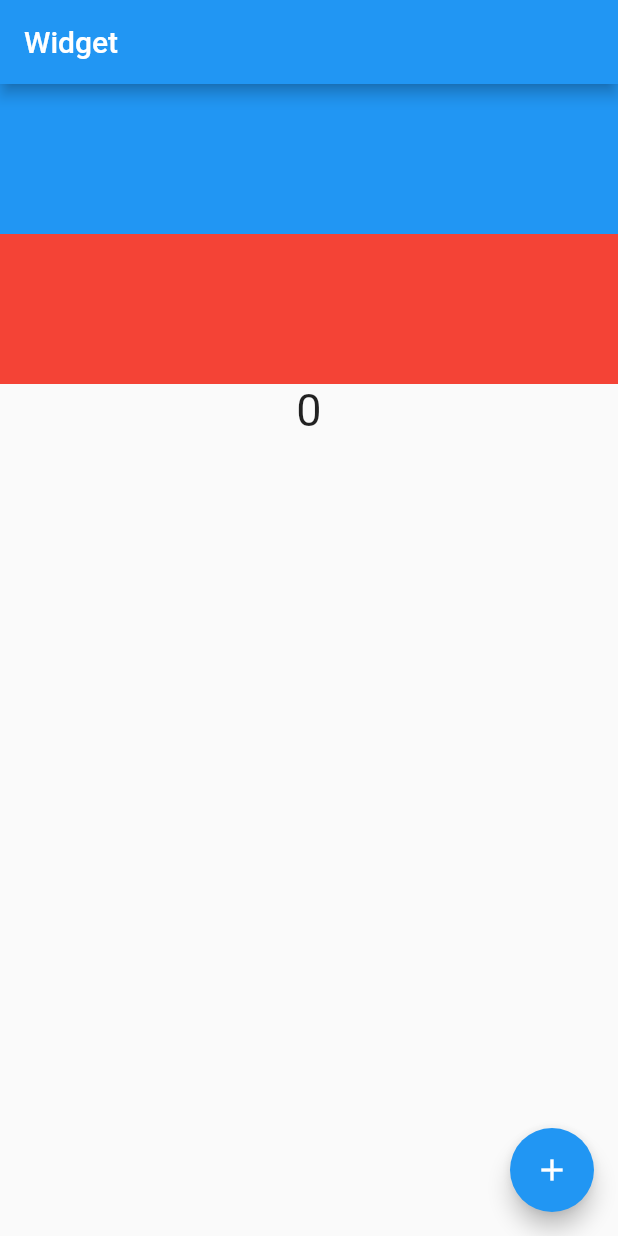
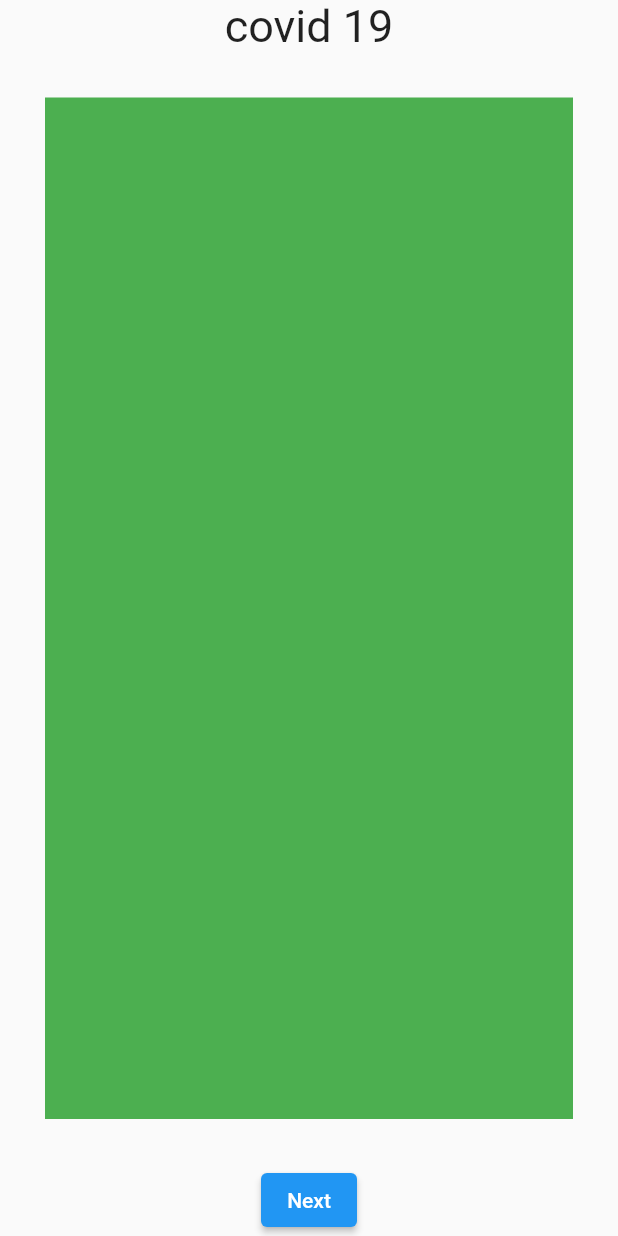
Before and after one commit to muhriddinbek-off/bottom_navigator_bar_widget, a Flutter app: the screen it shows after launch, on a phone screen of 412 x 824 dp. Run offline on Flutter 3.47's test engine with Material 2 defaults, Android fonts, the phone set to English and light mode, and no system bars.

Commit message:
page view builder

```diff
--- a/lib/main.dart
+++ b/lib/main.dart
@@ -1,5 +1,6 @@
 import 'package:flutter/material.dart';
 import 'package:myapp/provider/model.dart';
+import 'package:myapp/ui/page_view.dart';
 import 'ui/home_screen.dart';
 import 'package:provider/provider.dart';
 
@@ -19,7 +20,7 @@ class MyApp extends StatelessWidget {
   Widget build(BuildContext context) {
     return const MaterialApp(
       debugShowCheckedModeBanner: false,
-      home: HomeScreen(),
+      home: PageViewScreen(),
     );
   }
 }
--- a/lib/provider/model.dart
+++ b/lib/provider/model.dart
@@ -6,4 +6,9 @@ class ProviderModel extends ChangeNotifier {
     count++;
     notifyListeners();
   }
+
+  decrement() {
+    count--;
+    notifyListeners();
+  }
 }
--- a/lib/ui/home_screen.dart
+++ b/lib/ui/home_screen.dart
@@ -3,19 +3,13 @@ import 'package:myapp/provider/model.dart';
 import 'package:myapp/ui/second_screen.dart';
 import 'package:provider/provider.dart';
 
-class HomeScreen extends StatefulWidget {
+class HomeScreen extends StatelessWidget {
   const HomeScreen({super.key});
-
-  @override
-  State<HomeScreen> createState() => _HomeScreenState();
-}
-
-class _HomeScreenState extends State<HomeScreen> {
   @override
   Widget build(BuildContext context) {
-    final data = Provider.of<ProviderModel>(context);
+    int a = 1;
     return Scaffold(
-      appBar: AppBar(title: Text('Widget')),
+      appBar: AppBar(title: Text('Widget ${a++}')),
       body: Column(
         children: [
           InkWell(
@@ -58,12 +52,22 @@ class _HomeScreenState extends State<HomeScreen> {
           )
         ],
       ),
-      floatingActionButton: FloatingActionButton(
-        onPressed: () {
-          data.incrument();
-          setState(() {});
-        },
-        child: Icon(Icons.add),
+      floatingActionButton: Row(
+        mainAxisAlignment: MainAxisAlignment.spaceAround,
+        children: [
+          FloatingActionButton(
+            onPressed: () {
+              context.read<ProviderModel>().incrument();
+            },
+            child: Icon(Icons.add),
+          ),
+          FloatingActionButton(
+            onPressed: () {
+              context.read<ProviderModel>().decrement();
+            },
+            child: Icon(Icons.remove),
+          ),
+        ],
       ),
     );
   }
--- /dev/null
+++ b/lib/ui/page_view.dart
@@ -0,0 +1,40 @@
+import 'package:flutter/material.dart';
+
+class PageViewScreen extends StatefulWidget {
+  const PageViewScreen({super.key});
+
+  @override
+  State<PageViewScreen> createState() => _PageViewScreenState();
+}
+
+class _PageViewScreenState extends State<PageViewScreen> {
+  PageController controller = PageController();
+  int count = 0;
+  @override
+  Widget build(BuildContext context) {
+    return Scaffold(
+      body: Column(
+        children: [
+          Text('covid 19', style: TextStyle(fontSize: 30)),
+          Expanded(
+              child: PageView.builder(
+                  onPageChanged: (value) {
+                    setState(() {});
+                    count = value;
+                  },
+                  controller: controller,
+                  itemCount: 10,
+                  itemBuilder: (context, index) {
+                    return Container(margin: EdgeInsets.all(30), color: Colors.green);
+                  })),
+          ElevatedButton(
+              onPressed: () {
+                count++;
+                setState(() {});
+              },
+              child: Text('Next')),
+        ],
+      ),
+    );
+  }
+}
```
